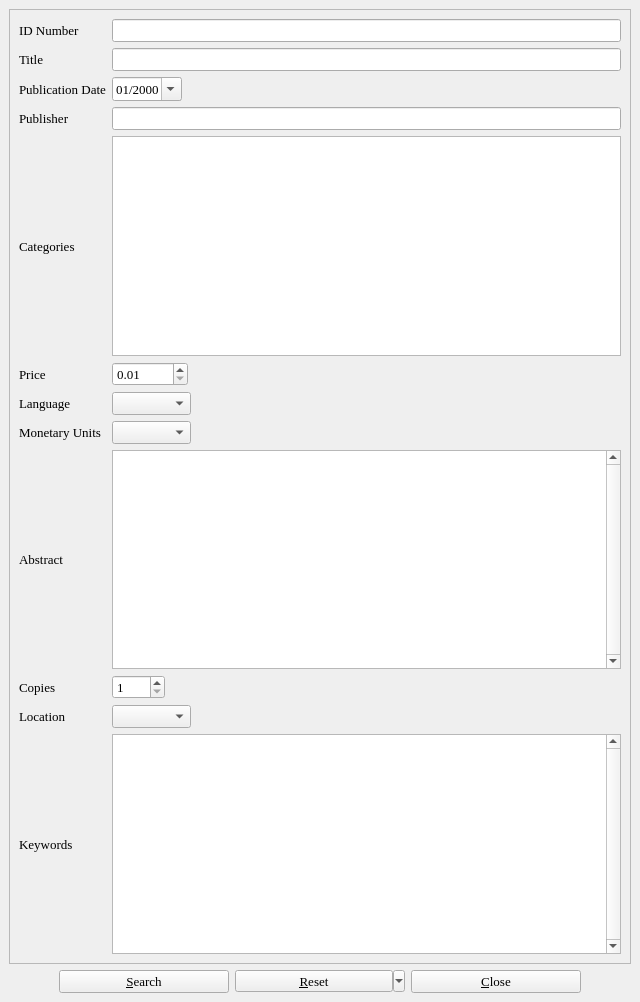
First picture: the form in allinfo.ui, repository textbrowser/biblioteq, before the edit.
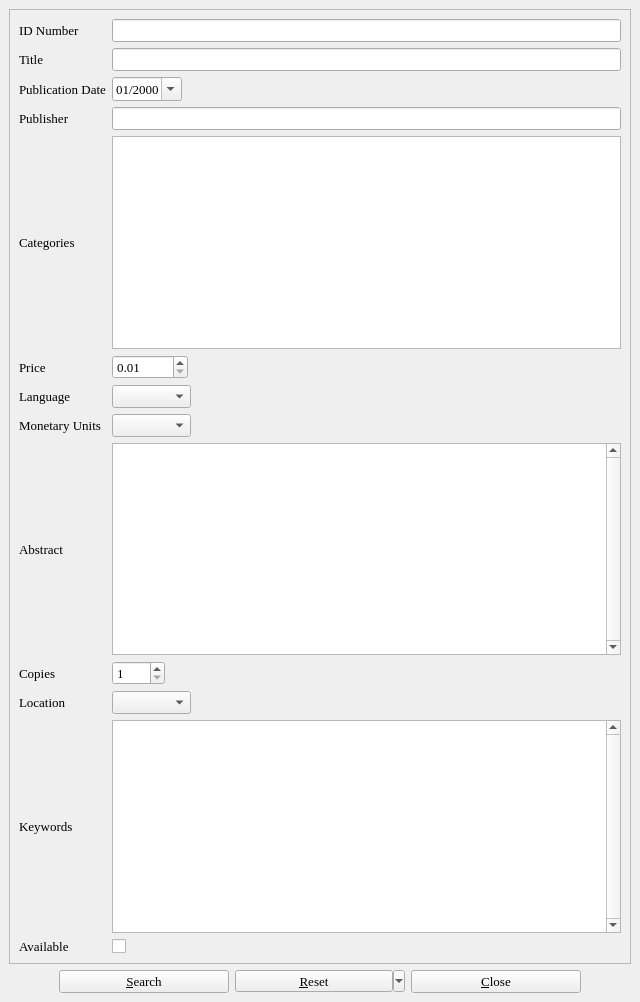
Second picture: the form after the edit. Icons and pictures are not drawn.

Patch:
```diff
--- a/allinfo.ui
+++ b/allinfo.ui
@@ -38,8 +38,8 @@
         <rect>
          <x>0</x>
          <y>0</y>
-         <width>616</width>
-         <height>936</height>
+         <width>622</width>
+         <height>942</height>
         </rect>
        </property>
        <layout class="QVBoxLayout" name="verticalLayout">
@@ -388,6 +388,16 @@
              </property>
             </widget>
            </item>
+           <item row="12" column="0">
+            <widget class="QLabel" name="label_6">
+             <property name="text">
+              <string>Available</string>
+             </property>
+            </widget>
+           </item>
+           <item row="12" column="1">
+            <widget class="QCheckBox" name="available"/>
+           </item>
           </layout>
          </widget>
         </item>
```
Left out of the diff: 1 changed line with no effect on the pictures.
